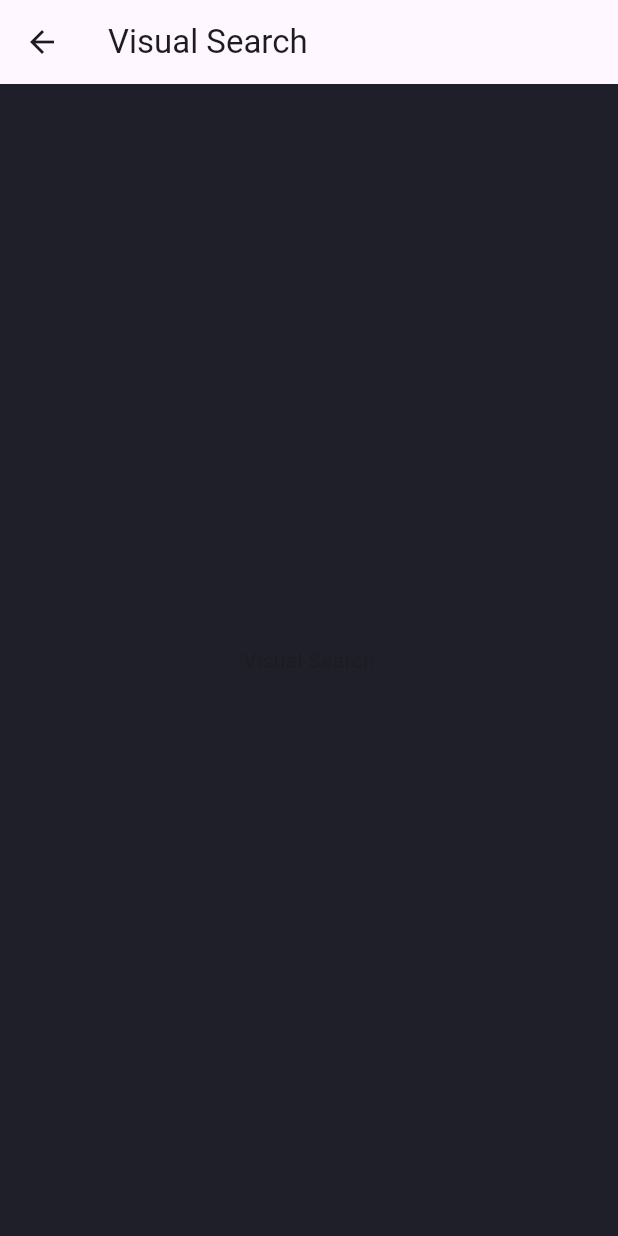
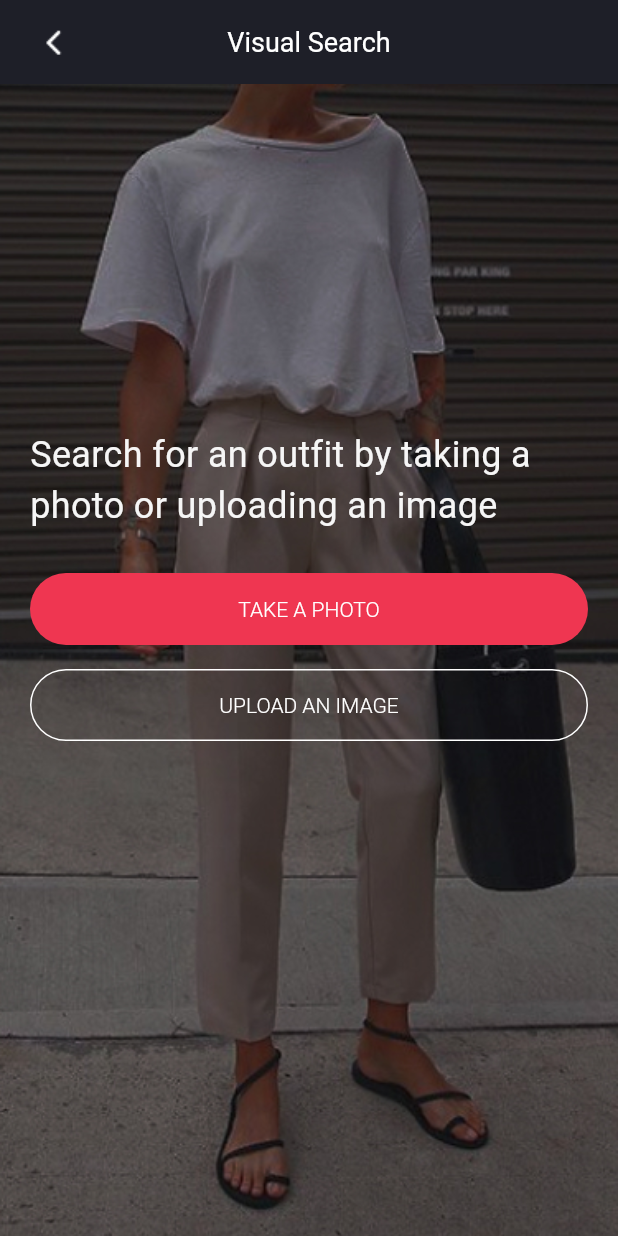
Before and after one commit to kchasiotis/portofolio_e_commerce, a Flutter app: the VisualSearch screen opened by its route, on a phone screen of 412 x 824 dp. Run offline on Flutter 3.47's test engine with Material 3 defaults, Android fonts, the phone set to English and light mode, and no system bars.

Commit message:
Implements visual search screen

```diff
--- a/lib/pages/visual_search/visual_search.dart
+++ b/lib/pages/visual_search/visual_search.dart
@@ -1,17 +1,58 @@
 // create widget VisualSearch
 import 'package:flutter/material.dart';
+import 'package:portofolio_e_commerce/widgets/primary_button.dart';
+
+import '../../widgets/screen_small_header.dart';
+import '../../widgets/secondary_button.dart';
 
 class VisualSearch extends StatelessWidget {
-  const VisualSearch( {Key? key} ) : super(key: key);
+  const VisualSearch({Key? key}) : super(key: key);
 
   @override
   Widget build(BuildContext context) {
     return Scaffold(
-      appBar: AppBar(
-        title: const Text('Visual Search'),
-      ),
-      body: const Center(
-        child: Text('Visual Search'),
+      appBar: ScreenSmallHeader(title: 'Visual Search'),
+      body: Stack(
+        children: [
+          Container(
+            width: double.infinity,
+            height: double.infinity,
+            decoration: const BoxDecoration(
+              image: DecorationImage(
+                image: AssetImage('assets/images/visual_search_bg.jpg'),
+                fit: BoxFit.cover,
+                alignment: Alignment.topCenter,
+              ),
+            ),
+          ),
+          Padding(
+            padding: const EdgeInsets.all(20.0),
+            child: Column(
+mainAxisAlignment: MainAxisAlignment.center,
+              children: [
+                const Text(
+                  'Search for an outfit by taking a photo or uploading an image',
+                  style: TextStyle(
+                    fontSize: 24,
+                    color: Color(0xffF6F6F6),
+                    fontWeight: FontWeight.w400,
+                  ),
+                ),
+                const SizedBox(height: 28),
+                Container(
+                    width: double.infinity,
+                    child:
+                        PrimaryButton(text: 'TAKE A PHOTO', onPressed: null)),
+                const SizedBox(height: 16),
+                Container(
+                    width: double.infinity,
+                    child: SecondaryButton(
+                        text: 'UPLOAD AN IMAGE', onPressed: null)),
+                const SizedBox(height: 100),
+              ],
+            ),
+          ),
+        ],
       ),
     );
   }
--- /dev/null
+++ b/lib/widgets/screen_small_header.dart
@@ -0,0 +1,38 @@
+import 'package:flutter/material.dart';
+
+class ScreenSmallHeader extends StatelessWidget implements PreferredSizeWidget {
+  const ScreenSmallHeader({Key? key, required this.title}) : super(key: key);
+
+  final String title;
+
+  @override
+  Widget build(BuildContext context) {
+    return AppBar(
+      automaticallyImplyLeading: false,
+      title: Stack(
+        children: [
+          Row(mainAxisAlignment: MainAxisAlignment.center, children: [
+            Text(title,
+                style: const TextStyle(fontSize: 18, fontWeight: FontWeight.w400))
+          ]),
+          Positioned(
+            left: 8,
+            child: GestureDetector(
+                onTap: () {
+                  Navigator.pop(context);
+                },
+                child: Image.asset(
+                  'assets/icons/back_button.png',
+                  color: Colors.white,
+                )),
+          )
+        ],
+      ),
+      backgroundColor: const Color(0xFF1E1F28),
+      foregroundColor: Colors.white,
+    );
+  }
+
+  @override
+  Size get preferredSize => Size.fromHeight(AppBar().preferredSize.height);
+}
--- /dev/null
+++ b/lib/widgets/secondary_button.dart
@@ -0,0 +1,23 @@
+import 'package:flutter/material.dart';
+
+class SecondaryButton extends StatelessWidget {
+  const SecondaryButton({super.key, required this.text, required this.onPressed});
+
+  final String text;
+  final VoidCallback? onPressed;
+
+  @override
+  Widget build(BuildContext context) {
+    return OutlinedButton(
+      onPressed: onPressed,
+      style: ButtonStyle(
+        side: WidgetStateProperty.all<BorderSide>(
+            const BorderSide(color: Colors.white, width: 1)),
+          minimumSize: WidgetStateProperty.all<Size>(const Size(88, 48)),
+          foregroundColor: WidgetStateProperty.all<Color>(Colors.white),
+          textStyle: WidgetStateProperty.all<TextStyle>(
+              const TextStyle(fontSize: 14, fontWeight: FontWeight.w300))),
+      child: Text(text),
+    );
+  }
+}
--- a/pubspec.yaml
+++ b/pubspec.yaml
@@ -61,6 +61,7 @@ flutter:
   # To add assets to your application, add an assets section, like this:
   assets:
     - assets/icons/
+    - assets/images/
 
     # An image asset can refer to one or more resolution-specific "variants", see
     # https://flutter.dev/assets-and-images/#resolution-aware
```
Also changed, not shown: assets/icons/back_button.png (added), assets/images/visual_search_bg.jpg (added).
